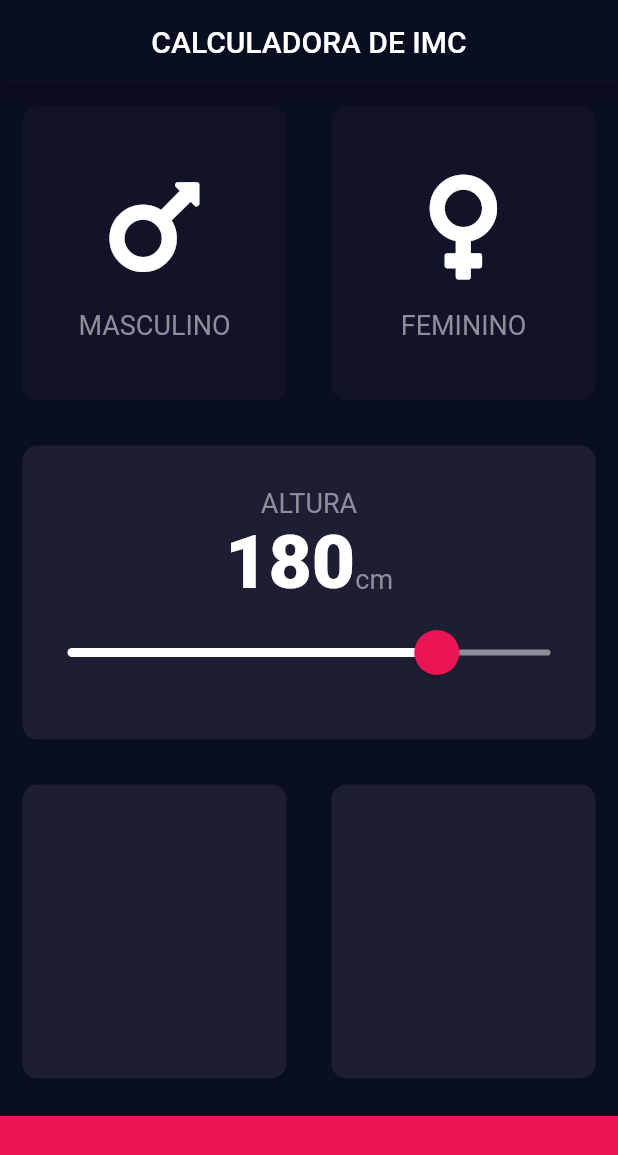
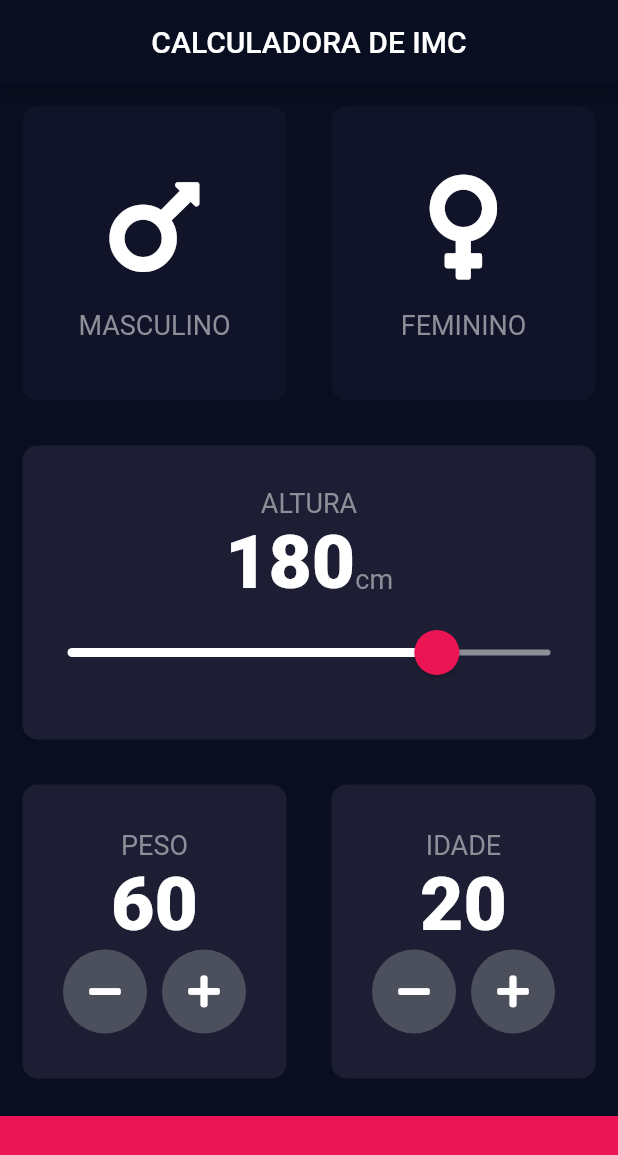
Before and after one commit to joaopaulozorek/calculadora-imc, a Flutter app: the screen it shows after launch, on a phone screen of 412 x 824 dp. Shown: the top 1155 px of the screen. Run offline on Flutter 3.47's test engine with Material 2 defaults, Android fonts, the phone set to English and light mode, and no system bars; our stand-ins replace font_awesome_flutter.

Commit message:
Adicionando os componentes para PESO e ALTURA

```diff
--- a/lib/input_page.dart
+++ b/lib/input_page.dart
@@ -15,6 +15,8 @@ class InputPage extends StatefulWidget {
 class _InputPageState extends State<InputPage> {
   Gender selectedGender;
   int height = 180;
+  int weight = 60;
+  int age = 20;
   @override
   Widget build(BuildContext context) {
     return Scaffold(
@@ -118,11 +120,84 @@ class _InputPageState extends State<InputPage> {
                 Expanded(
                   child: ReusableCard(
                     colour: kCardColour,
+                    cardChild: Column(
+                      mainAxisAlignment: MainAxisAlignment.center,
+                      children: [
+                        Text(
+                          'PESO',
+                          style: kLabelTextStyle,
+                        ),
+                        Text(
+                          weight.toString(),
+                          style: kNumberTextStyle,
+                        ),
+                        Row(
+                          mainAxisAlignment: MainAxisAlignment.center,
+                          children: [
+                            RoundIconButton(
+                              icon: FontAwesomeIcons.minus,
+                              onPressed: () {
+                                setState(() {
+                                  weight--;
+                                });
+                              },
+                            ),
+                            SizedBox(
+                              width: 10,
+                            ),
+                            RoundIconButton(
+                              icon: FontAwesomeIcons.plus,
+                              onPressed: () {
+                                setState(() {
+                                  weight++;
+                                });
+                              },
+                            )
+                          ],
+                        ),
+                      ],
+                    ),
                   ),
                 ),
                 Expanded(
                   child: ReusableCard(
                     colour: kCardColour,
+                    cardChild: Column(
+                        mainAxisAlignment: MainAxisAlignment.center,
+                        children: [
+                          Text(
+                            'IDADE',
+                            style: kLabelTextStyle,
+                          ),
+                          Text(
+                            age.toString(),
+                            style: kNumberTextStyle,
+                          ),
+                          Row(
+                            mainAxisAlignment: MainAxisAlignment.center,
+                            children: [
+                              RoundIconButton(
+                                icon: FontAwesomeIcons.minus,
+                                onPressed: () {
+                                  setState(() {
+                                    age--;
+                                  });
+                                },
+                              ),
+                              SizedBox(
+                                width: 10,
+                              ),
+                              RoundIconButton(
+                                icon: FontAwesomeIcons.plus,
+                                onPressed: () {
+                                  setState(() {
+                                    age++;
+                                  });
+                                },
+                              )
+                            ],
+                          ),
+                        ]),
                   ),
                 ),
               ],
@@ -139,3 +214,21 @@ class _InputPageState extends State<InputPage> {
     );
   }
 }
+
+class RoundIconButton extends StatelessWidget {
+  RoundIconButton({@required this.icon, @required this.onPressed});
+  final IconData icon;
+  final Function onPressed;
+
+  @override
+  Widget build(BuildContext context) {
+    return RawMaterialButton(
+      child: Icon(icon),
+      onPressed: onPressed,
+      constraints: BoxConstraints.tightFor(width: 56.0, height: 56.0),
+      shape: CircleBorder(),
+      fillColor: Color(0xFF4C4F5C),
+      elevation: 0,
+    );
+  }
+}
```
